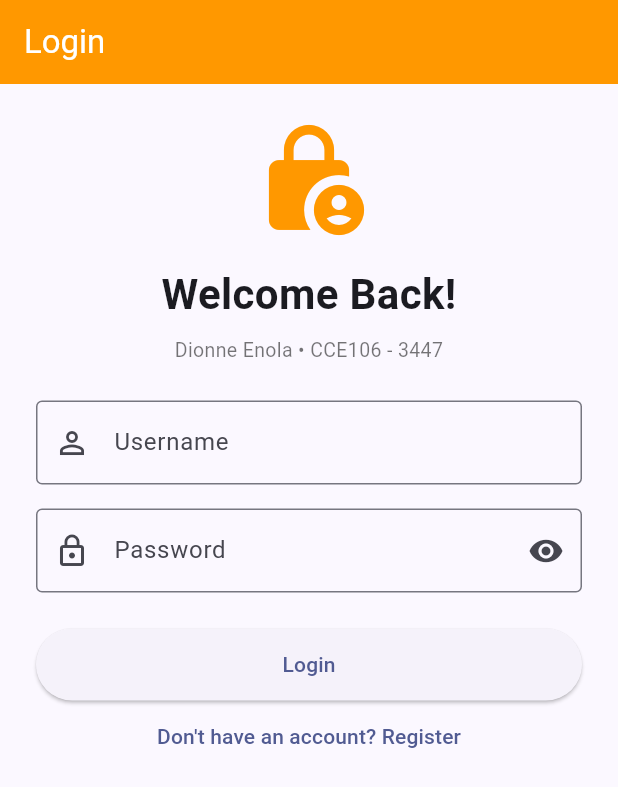
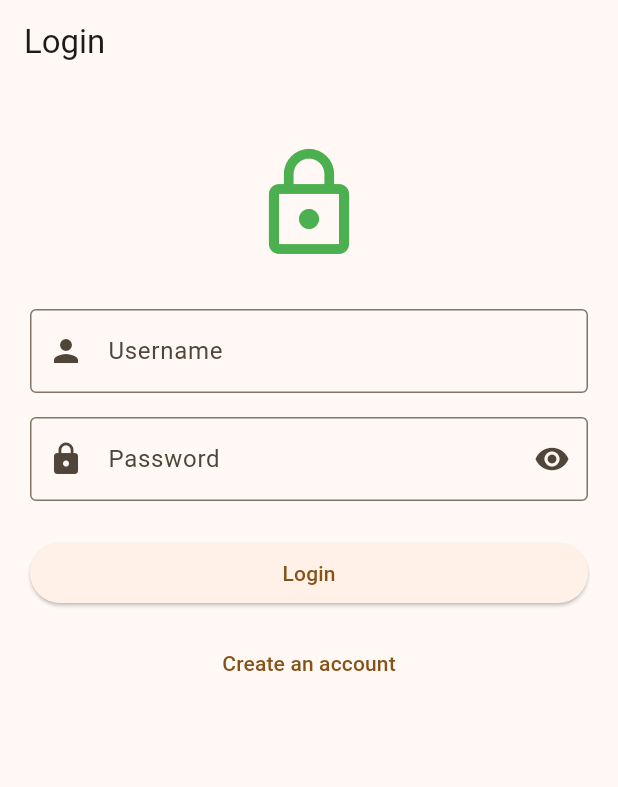
Before and after one commit to Dion-gits/LAB-Activity-6-CCE106-, a Flutter app: the screen it shows after launch, on a phone screen of 412 x 824 dp. Shown: the top 787 px of the screen. Run offline on Flutter 3.47's test engine with Material 3 defaults, Android fonts, the phone set to English and light mode, and no system bars.

Commit message:
first commit

```diff
--- a/lib/login_screen.dart
+++ b/lib/login_screen.dart
@@ -1,4 +1,5 @@
 import 'package:flutter/material.dart';
+
 import 'demo_auth.dart';
 import 'main_screen.dart';
 import 'register_screen.dart';
@@ -11,29 +12,12 @@ class LoginScreen extends StatefulWidget {
 }
 
 class _LoginScreenState extends State<LoginScreen> {
-  final formKey = GlobalKey<FormState>();
-  final usernameController = TextEditingController();
-  final passwordController = TextEditingController();
-  bool hidePassword = true;
+  final _formKey = GlobalKey<FormState>();
 
-  void login() {
-    if (!formKey.currentState!.validate()) return;
+  final TextEditingController usernameController = TextEditingController();
+  final TextEditingController passwordController = TextEditingController();
 
-    final valid = DemoAuth.login(
-      usernameController.text.trim(),
-      passwordController.text,
-    );
-
-    if (valid) {
-      Navigator.of(context).pushReplacement(
-        MaterialPageRoute(builder: (_) => const MainScreen()),
-      );
-    } else {
-      ScaffoldMessenger.of(context).showSnackBar(
-        const SnackBar(content: Text('Invalid username or password.')),
-      );
-    }
-  }
+  bool obscurePassword = true;
 
   @override
   void dispose() {
@@ -42,90 +26,104 @@ class _LoginScreenState extends State<LoginScreen> {
     super.dispose();
   }
 
+  void login() {
+    if (!_formKey.currentState!.validate()) {
+      return;
+    }
+
+    final isValid = DemoAuth.login(
+      usernameController.text.trim(),
+      passwordController.text,
+    );
+
+    if (isValid) {
+      Navigator.of(context).pushReplacement(
+        MaterialPageRoute(
+          builder: (context) => const MainScreen(),
+        ),
+      );
+    } else {
+      ScaffoldMessenger.of(context).showSnackBar(
+        const SnackBar(
+          content: Text('Invalid username or password.'),
+        ),
+      );
+    }
+  }
+
   @override
   Widget build(BuildContext context) {
     return Scaffold(
       appBar: AppBar(
         title: const Text('Login'),
-        backgroundColor: Colors.orange,
-        foregroundColor: Colors.white,
       ),
-      body: SingleChildScrollView(
-        padding: const EdgeInsets.all(24),
-        child: Form(
-          key: formKey,
-          child: Column(
-            crossAxisAlignment: CrossAxisAlignment.stretch,
+      body: Form(
+        key: _formKey,
+        child: ListView(
+          padding: const EdgeInsets.all(20),
           children: [
-              const Icon(Icons.lock_person, size: 80, color: Colors.orange),
-              const SizedBox(height: 16),
-              const Text(
-                'Welcome Back!',
-                textAlign: TextAlign.center,
-                style: TextStyle(fontSize: 28, fontWeight: FontWeight.bold),
-              ),
-              const SizedBox(height: 8),
-              const Text(
-                'Dionne Enola • CCE106 - 3447',
-                textAlign: TextAlign.center,
-                style: TextStyle(fontSize: 13, color: Colors.black54),
-              ),
-              const SizedBox(height: 24),
+            const SizedBox(height: 20),
+            const Icon(Icons.lock_outline, size: 80, color: Colors.green),
+            const SizedBox(height: 30),
             TextFormField(
               controller: usernameController,
               decoration: const InputDecoration(
                 labelText: 'Username',
-                  prefixIcon: Icon(Icons.person_outline),
+                prefixIcon: Icon(Icons.person),
                 border: OutlineInputBorder(),
               ),
-                validator: (value) => value == null || value.trim().isEmpty
-                    ? 'Enter your username.'
-                    : null,
+              validator: (value) {
+                if (value == null || value.trim().isEmpty) {
+                  return 'Enter your username.';
+                }
+                return null;
+              },
             ),
             const SizedBox(height: 16),
             TextFormField(
               controller: passwordController,
-                obscureText: hidePassword,
+              obscureText: obscurePassword,
               decoration: InputDecoration(
                 labelText: 'Password',
-                  prefixIcon: const Icon(Icons.lock_outline),
+                prefixIcon: const Icon(Icons.lock),
                 border: const OutlineInputBorder(),
                 suffixIcon: IconButton(
-                    tooltip: hidePassword ? 'Show password' : 'Hide password',
                   icon: Icon(
-                      hidePassword ? Icons.visibility : Icons.visibility_off,
+                    obscurePassword
+                        ? Icons.visibility
+                        : Icons.visibility_off,
                   ),
                   onPressed: () {
                     setState(() {
-                        hidePassword = !hidePassword;
+                      obscurePassword = !obscurePassword;
                     });
                   },
                 ),
               ),
-                validator: (value) => value == null || value.isEmpty
-                    ? 'Enter your password.'
-                    : null,
+              validator: (value) {
+                if (value == null || value.isEmpty) {
+                  return 'Enter your password.';
+                }
+                return null;
+              },
             ),
             const SizedBox(height: 24),
             ElevatedButton(
               onPressed: login,
-                style: ElevatedButton.styleFrom(
-                  padding: const EdgeInsets.symmetric(vertical: 14),
-                ),
               child: const Text('Login'),
             ),
+            const SizedBox(height: 12),
             TextButton(
               onPressed: () {
                 Navigator.of(context).push(
                   MaterialPageRoute(
-                      builder: (_) => const RegisterScreen(),
+                    builder: (context) => const RegisterScreen(),
                   ),
                 );
               },
-                child: const Text("Don't have an account? Register"),
+              child: const Text('Create an account'),
             ),
           ],
-          ),
         ),
       ),
     );
--- a/lib/main.dart
+++ b/lib/main.dart
@@ -12,10 +12,10 @@ class StudentApp extends StatelessWidget {
   Widget build(BuildContext context) {
     return MaterialApp(
       debugShowCheckedModeBanner: false,
-      title: 'Student Navigation App',
+      title: 'Lab Activity',
       theme: ThemeData(
         colorScheme: ColorScheme.fromSeed(
-          seedColor: Colors.indigo,
+          seedColor: Colors.orange,
         ),
         useMaterial3: true,
       ),
```
Also changed, not shown: lib/demo_auth.dart (+17 -3 lines), lib/main_screen.dart (+23 -18 lines), lib/profile_page.dart (+75 -0 lines), lib/register_screen.dart (+37 -51 lines), lib/social_media/create_post_sheet.dart (added, +114 -0 lines), lib/social_media/post.dart (added, +11 -0 lines), lib/social_media/post_card.dart (added, +151 -0 lines), lib/social_media/social_media.dart (added, +85 -0 lines). Lines whose indentation alone changed are shown as unchanged.
